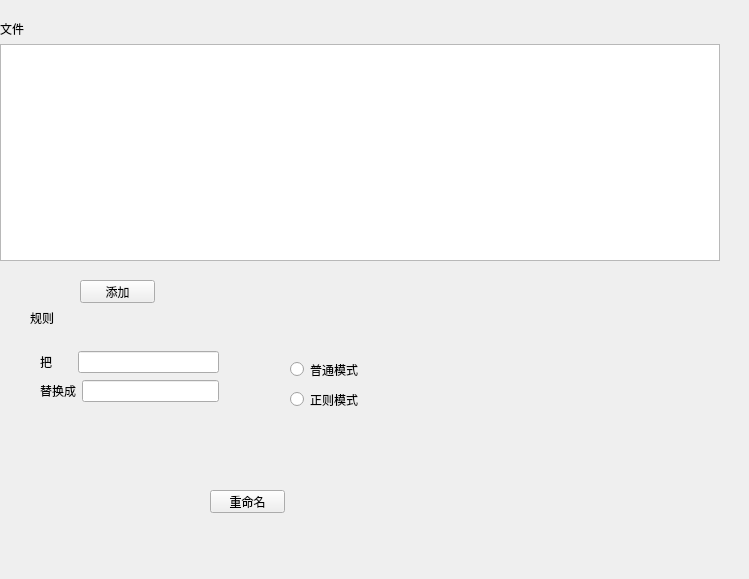
This is widget.ui in pkhubpp8/renameTool as Qt 5 draws it before an edit. The edited form follows.
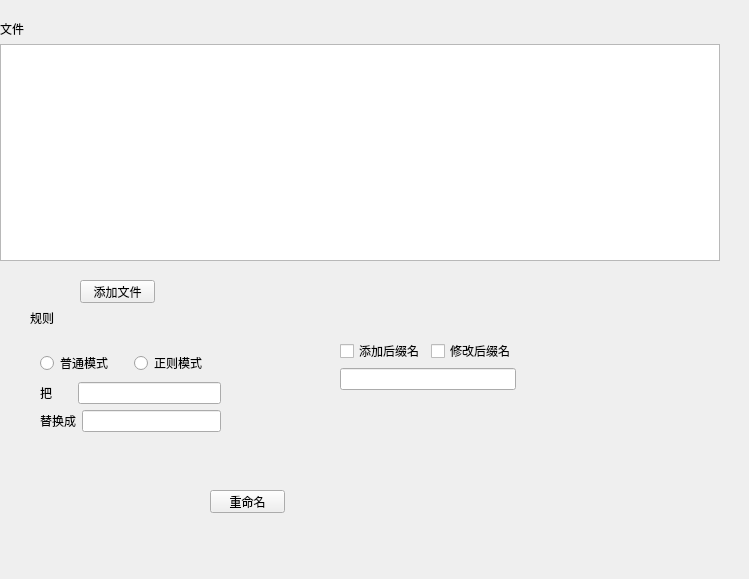
This is the edited form.

Commit message: 支持修改后缀 添加后缀校验 添加重命名功能

```diff
--- a/widget.ui
+++ b/widget.ui
@@ -42,7 +42,7 @@
     </rect>
    </property>
    <property name="text">
-    <string>添加</string>
+    <string>添加文件</string>
    </property>
   </widget>
   <widget class="QLabel" name="ruleLabel">
@@ -58,33 +58,7 @@
     <string>规则</string>
    </property>
   </widget>
-  <widget class="QRadioButton" name="normalRadioButton">
-   <property name="geometry">
-    <rect>
-     <x>290</x>
-     <y>360</y>
-     <width>95</width>
-     <height>19</height>
-    </rect>
-   </property>
-   <property name="text">
-    <string>普通模式</string>
-   </property>
-  </widget>
-  <widget class="QRadioButton" name="regExpRadioButton">
-   <property name="geometry">
-    <rect>
-     <x>290</x>
-     <y>390</y>
-     <width>95</width>
-     <height>19</height>
-    </rect>
-   </property>
-   <property name="text">
-    <string>正则模式</string>
-   </property>
-  </widget>
-  <widget class="QWidget" name="">
+  <widget class="QWidget" name="layoutWidget">
    <property name="geometry">
     <rect>
      <x>0</x>
@@ -121,39 +95,98 @@
     <rect>
      <x>40</x>
      <y>350</y>
-     <width>179</width>
-     <height>54</height>
+     <width>181</width>
+     <height>83</height>
     </rect>
    </property>
-   <layout class="QVBoxLayout" name="verticalLayout_2">
+   <layout class="QVBoxLayout" name="verticalLayout_3">
     <item>
-     <layout class="QHBoxLayout" name="horizontalLayout">
+     <layout class="QHBoxLayout" name="horizontalLayout_3">
       <item>
-       <widget class="QLabel" name="label">
+       <widget class="QRadioButton" name="normalRadioButton">
         <property name="text">
-         <string>把      </string>
+         <string>普通模式</string>
         </property>
        </widget>
       </item>
       <item>
-       <widget class="QLineEdit" name="inputLineEdit"/>
+       <widget class="QRadioButton" name="regExpRadioButton">
+        <property name="text">
+         <string>正则模式</string>
+        </property>
+       </widget>
       </item>
      </layout>
     </item>
     <item>
-     <layout class="QHBoxLayout" name="horizontalLayout_2">
+     <layout class="QVBoxLayout" name="verticalLayout_2">
       <item>
-       <widget class="QLabel" name="label_2">
+       <layout class="QHBoxLayout" name="horizontalLayout">
+        <item>
+         <widget class="QLabel" name="label">
+          <property name="text">
+           <string>把      </string>
+          </property>
+         </widget>
+        </item>
+        <item>
+         <widget class="QLineEdit" name="inputLineEdit"/>
+        </item>
+       </layout>
+      </item>
+      <item>
+       <layout class="QHBoxLayout" name="horizontalLayout_2">
+        <item>
+         <widget class="QLabel" name="label_2">
+          <property name="text">
+           <string>替换成</string>
+          </property>
+         </widget>
+        </item>
+        <item>
+         <widget class="QLineEdit" name="outputLineEdit"/>
+        </item>
+       </layout>
+      </item>
+     </layout>
+    </item>
+   </layout>
+  </widget>
+  <widget class="QWidget" name="">
+   <property name="geometry">
+    <rect>
+     <x>340</x>
+     <y>340</y>
+     <width>176</width>
+     <height>50</height>
+    </rect>
+   </property>
+   <layout class="QVBoxLayout" name="verticalLayout_4">
+    <item>
+     <layout class="QHBoxLayout" name="horizontalLayout_4">
+      <item>
+       <widget class="QCheckBox" name="addSuffixCheckBox">
         <property name="text">
-         <string>替换成</string>
+         <string>添加后缀名</string>
         </property>
        </widget>
       </item>
       <item>
-       <widget class="QLineEdit" name="outputLineEdit"/>
+       <widget class="QCheckBox" name="modifySuffixCheckBox">
+        <property name="text">
+         <string>修改后缀名</string>
+        </property>
+       </widget>
       </item>
      </layout>
     </item>
+    <item>
+     <widget class="QLineEdit" name="suffixLineEdit">
+      <property name="whatsThis">
+       <string>&lt;html&gt;&lt;head/&gt;&lt;body&gt;&lt;p&gt;&lt;br/&gt;&lt;/p&gt;&lt;/body&gt;&lt;/html&gt;</string>
+      </property>
+     </widget>
+    </item>
    </layout>
   </widget>
  </widget>
```
Left out of the diff: 6 changed lines with no effect on the pictures. The commit also changes 2 other files.
